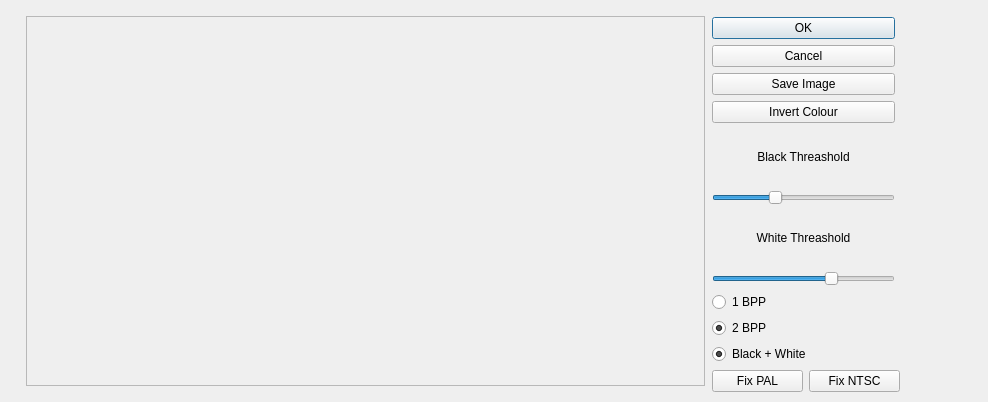
Above: conscriptor/importimage.ui from decadeeng/conscriptor before the change. Below: the same form after it.
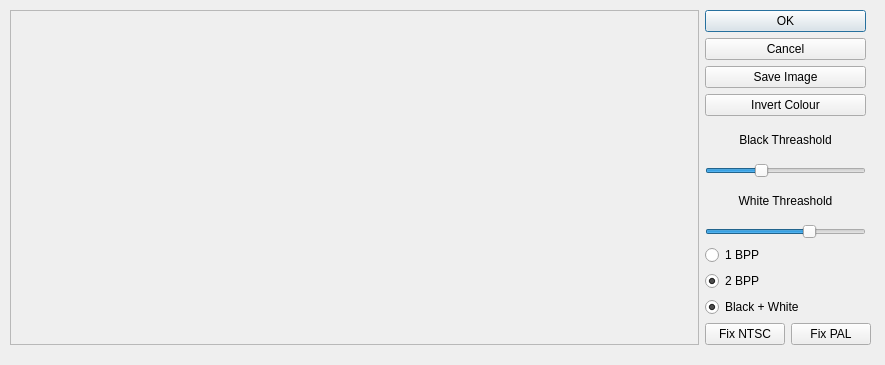
That is the form after the change.

Commit message: import image dialog - added FixPAL and FixNTSC

Diff of the .ui file:
```diff
--- a/conscriptor/importimage.ui
+++ b/conscriptor/importimage.ui
@@ -6,8 +6,8 @@
    <rect>
     <x>0</x>
     <y>0</y>
-    <width>988</width>
-    <height>402</height>
+    <width>885</width>
+    <height>365</height>
    </rect>
   </property>
   <property name="sizePolicy">
@@ -19,15 +19,18 @@
   <property name="windowTitle">
    <string>Import Image</string>
   </property>
+  <widget class="QWidget" name="">
+   <property name="geometry">
+    <rect>
+     <x>10</x>
+     <y>10</y>
+     <width>861</width>
+     <height>335</height>
+    </rect>
+   </property>
+   <layout class="QHBoxLayout" name="horizontalLayout_2">
+    <item>
   <widget class="QFrame" name="frame_1">
-   <property name="geometry">
-    <rect>
-     <x>26</x>
-     <y>16</y>
-     <width>679</width>
-     <height>370</height>
-    </rect>
-   </property>
    <property name="sizePolicy">
     <sizepolicy hsizetype="MinimumExpanding" vsizetype="MinimumExpanding">
      <horstretch>250</horstretch>
@@ -41,15 +44,8 @@
     <enum>QFrame::Raised</enum>
    </property>
   </widget>
-  <widget class="QWidget" name="layoutWidget">
-   <property name="geometry">
-    <rect>
-     <x>712</x>
-     <y>17</y>
-     <width>188</width>
-     <height>375</height>
-    </rect>
-   </property>
+    </item>
+    <item>
    <layout class="QVBoxLayout" name="verticalLayout_4">
     <item>
      <layout class="QVBoxLayout" name="verticalLayout_3">
@@ -202,19 +198,6 @@
     </item>
     <item>
      <layout class="QHBoxLayout" name="horizontalLayout">
-      <item>
-       <widget class="QPushButton" name="buttonFixPAL">
-        <property name="sizePolicy">
-         <sizepolicy hsizetype="Preferred" vsizetype="Fixed">
-          <horstretch>0</horstretch>
-          <verstretch>0</verstretch>
-         </sizepolicy>
-        </property>
-        <property name="text">
-         <string>Fix PAL</string>
-        </property>
-       </widget>
-      </item>
       <item>
        <widget class="QPushButton" name="buttonFixNTSC">
         <property name="sizePolicy">
@@ -227,6 +210,21 @@
          <string>Fix NTSC</string>
         </property>
        </widget>
+        </item>
+        <item>
+         <widget class="QPushButton" name="buttonFixPAL">
+          <property name="sizePolicy">
+           <sizepolicy hsizetype="Preferred" vsizetype="Fixed">
+            <horstretch>0</horstretch>
+            <verstretch>0</verstretch>
+           </sizepolicy>
+          </property>
+          <property name="text">
+           <string>Fix PAL</string>
+          </property>
+         </widget>
+        </item>
+       </layout>
       </item>
      </layout>
     </item>
```
Left out of the diff: 4 changed lines with no effect on the pictures. Lines whose indentation alone changed are shown as unchanged. The commit also changes 2 other files.
